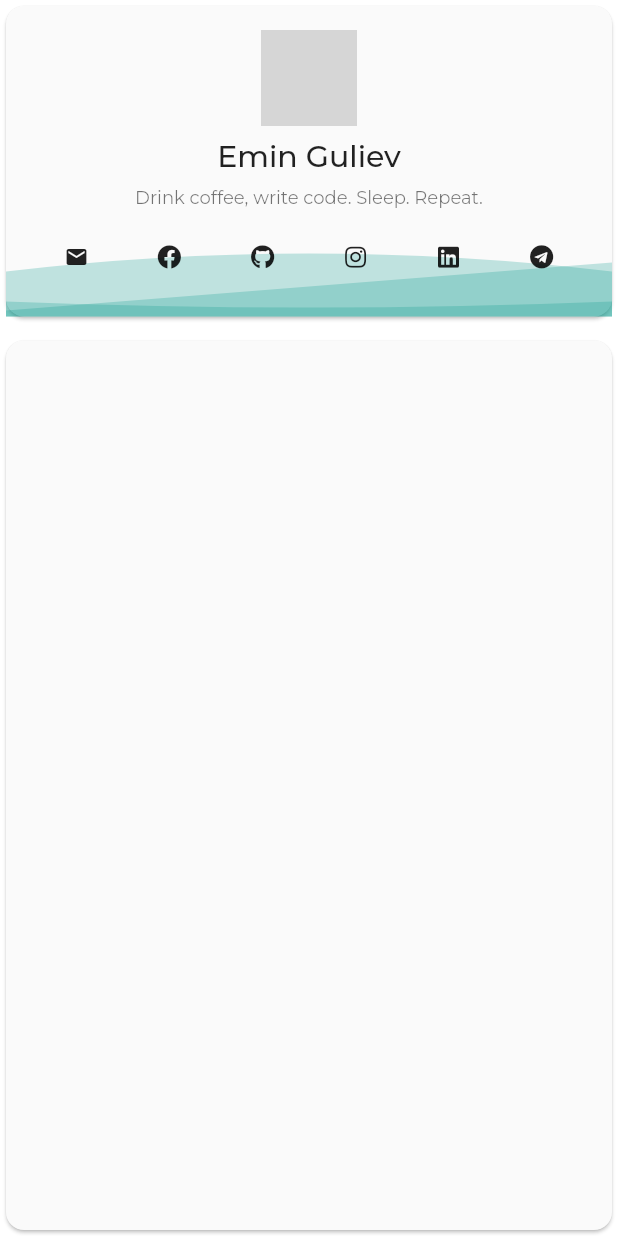
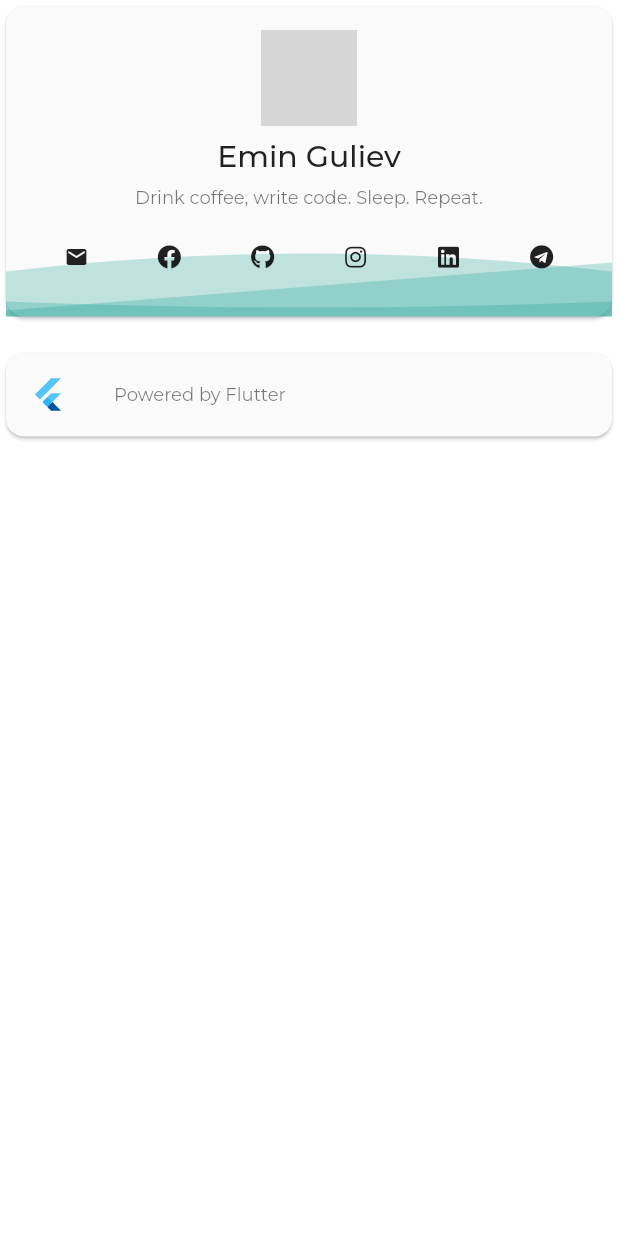
Before and after one commit to ezorrio/ezorrio.dev, a Flutter app: the AppDrawer widget shown alone on an empty page, opened directly with empty values, on a phone screen of 412 x 824 dp. Run offline on Flutter 3.47's test engine with Material 2 defaults, Android fonts, the light colour scheme and no system bars; our stand-ins replace bloc, flutter_bloc, font_awesome_flutter, google_fonts, shared_preferences, simple_animations; accounts and stored records are empty; network calls fail; grey boxes are pictures that could not be loaded.

Commit message:
Added "Powered by Flutter"

```diff
--- a/lib/Constants.dart
+++ b/lib/Constants.dart
@@ -10,6 +10,7 @@ class Constants {
   static const STUDY_FIELD = 'MSc Data Science';
   static const JOB_PLACE = 'wheel.me';
   static const JOB_TITLE = 'Lead Flutter Developer';
+  static const FLUTTER_URL = 'https://flutter.dev';
   static const DESKTOP_MENU_SIZE = 300.0;
 }
 
--- a/lib/ui/widget/AppDrawer.dart
+++ b/lib/ui/widget/AppDrawer.dart
@@ -9,6 +9,7 @@ import 'package:ezorrio_dev/ui/widget/ProfileHeader.dart';
 import 'package:flutter/cupertino.dart';
 import 'package:flutter/material.dart';
 import 'package:flutter/widgets.dart';
+import 'package:url_launcher/url_launcher.dart';
 
 import 'AnimatedWave.dart';
 
@@ -138,16 +139,16 @@ class AppDrawerState extends State<AppDrawer> {
       );
 
   Widget mainDrawer(BuildContext context) => Column(
-        mainAxisSize: MainAxisSize.min,
+        mainAxisSize: MainAxisSize.max,
         children: [
           Card(
             borderOnForeground: true,
             child: _header(context),
           ),
           SizedBox(height: 8),
-          Expanded(
-            child: Card(
+          Card(
             child: ListView.builder(
+              shrinkWrap: true,
               scrollDirection:
                   widget.isCompact ? Axis.horizontal : Axis.vertical,
               itemCount: widget.pageList.length,
@@ -155,6 +156,17 @@ class AppDrawerState extends State<AppDrawer> {
                   pageToOpen: widget.pageList[item],
                   isActive: widget.currentPage == widget.pageList[item]),
             ),
+          ),
+          Card(
+            child: ListTile(
+              leading: FlutterLogo(),
+              title: Text(
+                'Powered by Flutter',
+                style: context.textStyleCaption,
+              ),
+              onTap: () async => await canLaunch(Constants.FLUTTER_URL)
+                  ? await launch(Constants.FLUTTER_URL)
+                  : throw 'Could not launch ${Constants.FLUTTER_URL}',
             ),
           ),
         ],
--- a/pubspec.yaml
+++ b/pubspec.yaml
@@ -42,4 +42,4 @@ flutter:
   uses-material-design: true
 
 assets:
-  assets/drawable
+  assets/drawable/
```
Lines whose indentation alone changed are shown as unchanged.
